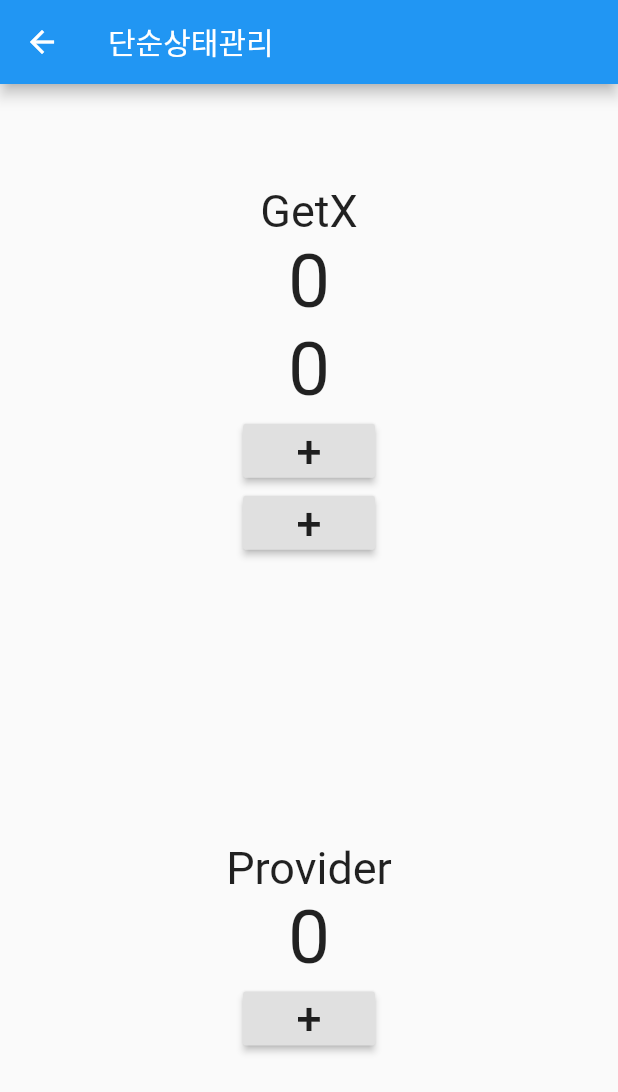
After one commit to jyryuitpro/sample_route_manage, a Flutter app: the screen it shows after launch, after a tap on "단순상태관리", on a phone screen of 412 x 824 dp. The commit adds this screen. Shown: the top 1092 px of the screen. Run offline on Flutter 3.47's test engine with Material 2 defaults, Android fonts, the phone set to English and light mode, and no system bars; our stand-ins replace get.

Commit message:
GetX 주요 기능 3가지 중 그 두번째 상태관리 #3

```diff
--- /dev/null
+++ b/lib/src/controller/count_controller_with_getx.dart
@@ -0,0 +1,11 @@
+import 'package:flutter/cupertino.dart';
+import 'package:get/get.dart';
+
+class CountControllerWithGetX extends GetxController {
+  int count = 0;
+
+  void increase(String id) {
+    count++;
+    update([id]);
+  }
+}
--- /dev/null
+++ b/lib/src/controller/count_controller_with_provider.dart
@@ -0,0 +1,10 @@
+import 'package:flutter/cupertino.dart';
+
+class CountControllerWithProvider extends ChangeNotifier {
+  int count = 0;
+
+  void increase() {
+    count++;
+    notifyListeners();
+  }
+}
--- a/lib/src/home.dart
+++ b/lib/src/home.dart
@@ -1,6 +1,7 @@
 import 'package:flutter/material.dart';
 import 'package:get/get.dart';
 import 'package:sample_route_manage/src/pages/normal/first_page.dart';
+import 'package:sample_route_manage/src/pages/simple_state_manage_page.dart';
 
 class Home extends StatelessWidget {
   const Home({Key? key}) : super(key: key);
@@ -46,6 +47,12 @@ class Home extends StatelessWidget {
               onPressed: () {
                 Get.toNamed('/user/28357?name=류지영&age=32');
               },
+            ),
+            RaisedButton(
+              child: Text('단순상태관리'),
+              onPressed: () {
+                Get.to(SimpleStateManagePage());
+              },
             )
           ],
         ),
--- /dev/null
+++ b/lib/src/pages/simple_state_manage_page.dart
@@ -0,0 +1,37 @@
+import 'package:flutter/material.dart';
+import 'package:get/get.dart';
+import 'package:provider/provider.dart';
+import 'package:sample_route_manage/src/controller/count_controller_with_getx.dart';
+import 'package:sample_route_manage/src/controller/count_controller_with_provider.dart';
+import 'package:sample_route_manage/src/pages/state/with_getx.dart';
+import 'package:sample_route_manage/src/pages/state/with_provider.dart';
+
+class SimpleStateManagePage extends StatelessWidget {
+  const SimpleStateManagePage({Key? key}) : super(key: key);
+
+  @override
+  Widget build(BuildContext context) {
+    Get.put(CountControllerWithGetX());
+    return Scaffold(
+      appBar: AppBar(
+        title: Text('단순상태관리'),
+      ),
+      body: Center(
+        child: Column(
+          mainAxisAlignment: MainAxisAlignment.center,
+          children: [
+            Expanded(
+              child: WithGetX(),
+            ),
+            Expanded(
+              child: ChangeNotifierProvider<CountControllerWithProvider>(
+                create: (_) => CountControllerWithProvider(),
+                child: WithProvider(),
+              ),
+            ),
+          ],
+        ),
+      ),
+    );
+  }
+}
--- /dev/null
+++ b/lib/src/pages/state/with_getx.dart
@@ -0,0 +1,66 @@
+import 'package:flutter/material.dart';
+import 'package:get/get.dart';
+import 'package:sample_route_manage/src/controller/count_controller_with_getx.dart';
+
+class WithGetX extends StatelessWidget {
+  // find를 해줄 필요가 없다.
+  // CountControllerWithGetX _controllerWithGetX = Get.put(CountControllerWithGetX());
+
+  const WithGetX({Key? key}) : super(key: key);
+
+  Widget _button(String id) {
+    return RaisedButton(
+      child: Text(
+        '+',
+        style: TextStyle(
+          fontSize: 30,
+        ),
+      ),
+      onPressed: () {
+        Get.find<CountControllerWithGetX>().increase(id);
+      },
+    );
+  }
+
+  @override
+  Widget build(BuildContext context) {
+    // Get.put(CountControllerWithGetX());
+    return Center(
+      child: Column(
+        mainAxisAlignment: MainAxisAlignment.center,
+        children: [
+          Text(
+            'GetX',
+            style: TextStyle(
+              fontSize: 30,
+            ),
+          ),
+          GetBuilder<CountControllerWithGetX>(
+            id: 'first',
+            builder: (controller) {
+              return Text(
+                '${controller.count}',
+                style: TextStyle(
+                  fontSize: 50,
+                ),
+              );
+            },
+          ),
+          GetBuilder<CountControllerWithGetX>(
+            id: 'second',
+            builder: (controller) {
+              return Text(
+                '${controller.count}',
+                style: TextStyle(
+                  fontSize: 50,
+                ),
+              );
+            },
+          ),
+          _button('first'),
+          _button('second'),
+        ],
+      ),
+    );
+  }
+}
--- /dev/null
+++ b/lib/src/pages/state/with_provider.dart
@@ -0,0 +1,52 @@
+import 'package:flutter/material.dart';
+import 'package:provider/provider.dart';
+import 'package:sample_route_manage/src/controller/count_controller_with_provider.dart';
+
+class WithProvider extends StatelessWidget {
+  const WithProvider({Key? key}) : super(key: key);
+
+  @override
+  Widget build(BuildContext context) {
+    return Center(
+      child: Column(
+        mainAxisAlignment: MainAxisAlignment.center,
+        children: [
+          Text(
+            'Provider',
+            style: TextStyle(
+              fontSize: 30,
+            ),
+          ),
+          // Text(
+          //   '${Provider.of<CountControllerWithProvider>(context).count}',
+          //   style: TextStyle(
+          //     fontSize: 50,
+          //   ),
+          // ),
+          Consumer<CountControllerWithProvider>(
+            builder: (_, snapshot, child) {
+              return Text(
+                '${snapshot.count}',
+                style: TextStyle(
+                  fontSize: 50,
+                ),
+              );
+            },
+          ),
+          // StatefulWidget으로 바꿔주거나, context를 넘겨줘야한다.
+          RaisedButton(
+            child: Text(
+              '+',
+              style: TextStyle(
+                fontSize: 30,
+              ),
+            ),
+            onPressed: () {
+              Provider.of<CountControllerWithProvider>(context, listen: false,).increase();
+            },
+          ),
+        ],
+      ),
+    );
+  }
+}
--- a/pubspec.yaml
+++ b/pubspec.yaml
@@ -29,6 +29,7 @@ dependencies:
   # Use with the CupertinoIcons class for iOS style icons.
   cupertino_icons: ^1.0.2
   get: ^4.3.8
+  provider: ^6.0.0
 
 dev_dependencies:
   flutter_test:
```
Also changed, not shown: pubspec.lock.
